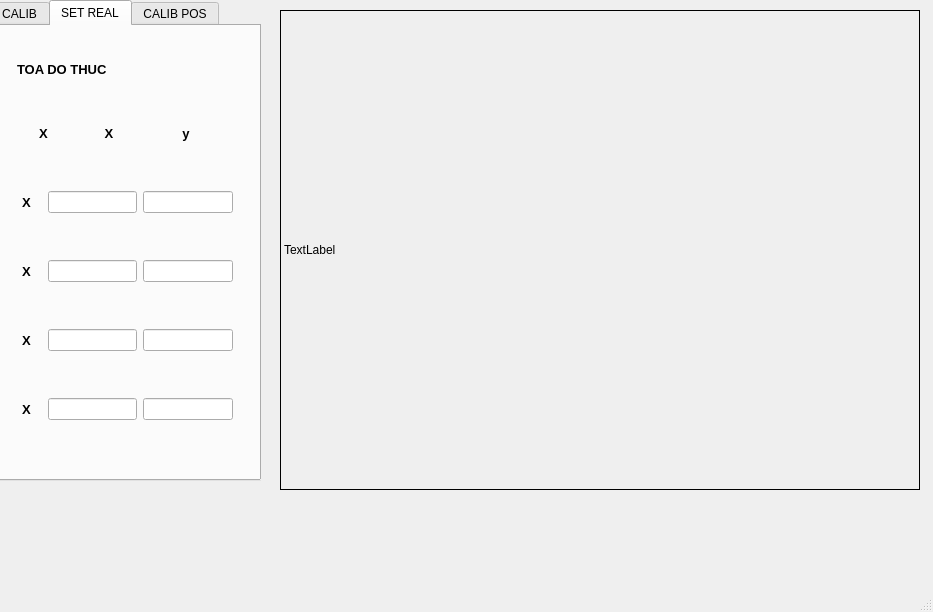
Before: the Qt Designer form configs/mdragon/pythonextern/calibcamera/mycalib/mycLIB.ui in mWorkVN/linuxcnc, drawn with Qt 5.
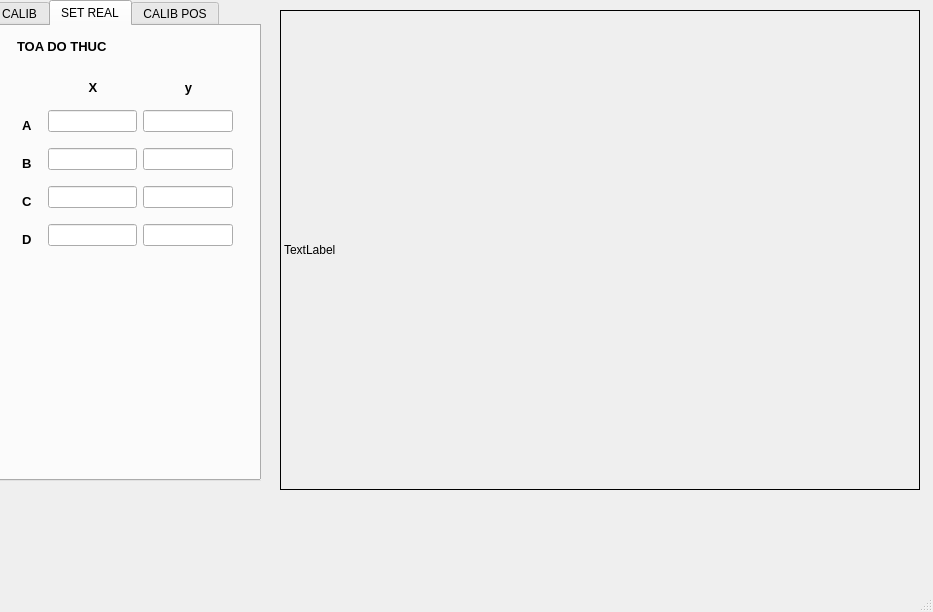
After: the same form once the commit is applied. The open tabs and pages were chosen to show the change.

Patch:
```diff
--- a/configs/mdragon/pythonextern/calibcamera/mycalib/mycLIB.ui
+++ b/configs/mdragon/pythonextern/calibcamera/mycalib/mycLIB.ui
@@ -122,7 +122,7 @@
         <x>20</x>
         <y>0</y>
         <width>231</width>
-        <height>431</height>
+        <height>231</height>
        </rect>
       </property>
       <layout class="QVBoxLayout" name="verticalLayout">
@@ -222,7 +222,7 @@
             </font>
            </property>
            <property name="text">
-            <string>X</string>
+            <string/>
            </property>
            <property name="alignment">
             <set>Qt::AlignLeading|Qt::AlignLeft|Qt::AlignVCenter</set>
@@ -248,7 +248,7 @@
            </property>
            <property name="maximumSize">
             <size>
-             <width>16777215</width>
+             <width>90</width>
              <height>30</height>
             </size>
            </property>
@@ -288,7 +288,7 @@
            </property>
            <property name="maximumSize">
             <size>
-             <width>16777215</width>
+             <width>90</width>
              <height>30</height>
             </size>
            </property>
@@ -358,7 +358,7 @@
             </font>
            </property>
            <property name="text">
-            <string>X</string>
+            <string>A</string>
            </property>
            <property name="alignment">
             <set>Qt::AlignLeading|Qt::AlignLeft|Qt::AlignVCenter</set>
@@ -369,10 +369,42 @@
           </widget>
          </item>
          <item>
-          <widget class="QLineEdit" name="feedLE_3"/>
+          <widget class="QLineEdit" name="lbl_RPoint1X">
+           <property name="minimumSize">
+            <size>
+             <width>0</width>
+             <height>0</height>
+            </size>
+           </property>
+           <property name="maximumSize">
+            <size>
+             <width>90</width>
+             <height>16777215</height>
+            </size>
+           </property>
+          </widget>
          </item>
          <item>
-          <widget class="QLineEdit" name="feedLE_4"/>
+          <widget class="QLineEdit" name="lbl_RPoint1Y">
+           <property name="sizePolicy">
+            <sizepolicy hsizetype="Maximum" vsizetype="Fixed">
+             <horstretch>0</horstretch>
+             <verstretch>0</verstretch>
+            </sizepolicy>
+           </property>
+           <property name="minimumSize">
+            <size>
+             <width>0</width>
+             <height>0</height>
+            </size>
+           </property>
+           <property name="maximumSize">
+            <size>
+             <width>90</width>
+             <height>16777215</height>
+            </size>
+           </property>
+          </widget>
          </item>
         </layout>
        </item>
@@ -420,7 +452,7 @@
             </font>
            </property>
            <property name="text">
-            <string>X</string>
+            <string>B</string>
            </property>
            <property name="alignment">
             <set>Qt::AlignLeading|Qt::AlignLeft|Qt::AlignVCenter</set>
@@ -431,10 +463,24 @@
           </widget>
          </item>
          <item>
-          <widget class="QLineEdit" name="feedLE_11"/>
+          <widget class="QLineEdit" name="lbl_RPoint2X">
+           <property name="maximumSize">
+            <size>
+             <width>90</width>
+             <height>16777215</height>
+            </size>
+           </property>
+          </widget>
          </item>
          <item>
-          <widget class="QLineEdit" name="feedLE_12"/>
+          <widget class="QLineEdit" name="lbl_RPoint2Y">
+           <property name="maximumSize">
+            <size>
+             <width>90</width>
+             <height>16777215</height>
+            </size>
+           </property>
+          </widget>
          </item>
         </layout>
        </item>
@@ -482,7 +528,7 @@
             </font>
            </property>
            <property name="text">
-            <string>X</string>
+            <string>C</string>
            </property>
            <property name="alignment">
             <set>Qt::AlignLeading|Qt::AlignLeft|Qt::AlignVCenter</set>
@@ -544,7 +590,7 @@
             </font>
            </property>
            <property name="text">
-            <string>X</string>
+            <string>D</string>
            </property>
            <property name="alignment">
             <set>Qt::AlignLeading|Qt::AlignLeft|Qt::AlignVCenter</set>
```
Left out of the diff: 42 changed lines with no effect on the pictures. Lines whose indentation alone changed are shown as unchanged.
